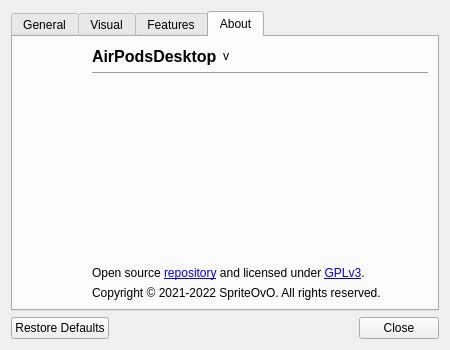
Before: the Qt Designer form Source/Gui/SettingsWindow.ui in SpriteOvO/AirPodsDesktop, drawn with Qt 5.
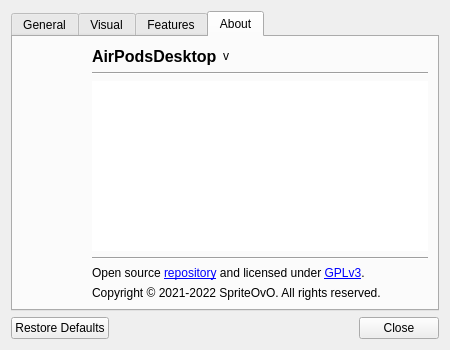
After: the same form once the commit is applied. The open tabs and pages were chosen to show the change. Icons and pictures are not drawn.

Commit message: Add credits text to "About" tab

```diff
--- a/Source/Gui/SettingsWindow.ui
+++ b/Source/Gui/SettingsWindow.ui
@@ -342,30 +342,24 @@
           </widget>
          </item>
          <item>
-          <spacer name="verticalSpacer_4">
-           <property name="orientation">
-            <enum>Qt::Vertical</enum>
+          <widget class="QTextBrowser" name="tbCredits">
+           <property name="frameShape">
+            <enum>QFrame::NoFrame</enum>
            </property>
-           <property name="sizeHint" stdset="0">
-            <size>
-             <width>20</width>
-             <height>40</height>
-            </size>
+           <property name="textInteractionFlags">
+            <set>Qt::LinksAccessibleByKeyboard|Qt::LinksAccessibleByMouse</set>
            </property>
-          </spacer>
+           <property name="openExternalLinks">
+            <bool>true</bool>
+           </property>
+          </widget>
          </item>
          <item>
-          <spacer name="horizontalSpacer_3">
+          <widget class="Line" name="line_7">
            <property name="orientation">
             <enum>Qt::Horizontal</enum>
            </property>
-           <property name="sizeHint" stdset="0">
-            <size>
-             <width>40</width>
-             <height>20</height>
-            </size>
-           </property>
-          </spacer>
+          </widget>
          </item>
          <item>
           <widget class="QLabel" name="label">
```
The commit also changes 5 other files.
